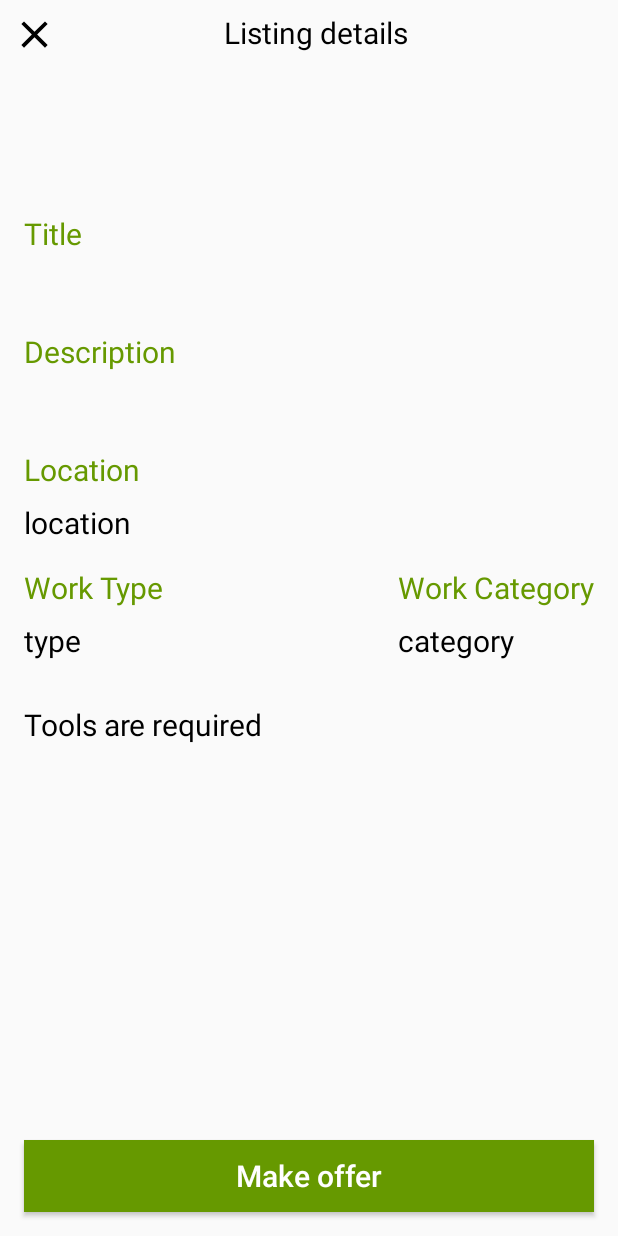
After one commit to mnovak97/OICAR-Project_BLN, an Android app: the DetailsActivity screen opened directly, with no data from a screen before it, on a phone screen of 412 x 824 dp. The commit adds this screen. Run offline under Robolectric (Android 15) with nearby library versions, the phone set to English and light mode, and no system bars; 3 statements that could not run were skipped.

Commit message:
Listing Details(can click on a listing and see details)

```diff
--- a/app/build.gradle
+++ b/app/build.gradle
@@ -17,6 +17,10 @@ android {
             proguardFiles getDefaultProguardFile('proguard-android-optimize.txt'), 'proguard-rules.pro'
         }
     }
+    compileOptions {
+        sourceCompatibility = '1.8'
+        targetCompatibility = '1.8'
+    }
 }
 
 dependencies {
--- a/app/src/main/AndroidManifest.xml
+++ b/app/src/main/AndroidManifest.xml
@@ -13,8 +13,10 @@
         android:roundIcon="@mipmap/ic_launcher_round"
         android:supportsRtl="true"
         android:theme="@style/AppTheme">
-        <activity android:name=".EditActivity"
-            android:windowSoftInputMode="adjustResize"/>
+        <activity android:name=".DetailsActivity"></activity>
+        <activity
+            android:name=".EditActivity"
+            android:windowSoftInputMode="adjustResize" />
         <activity
             android:name=".UserJobsActivity"
             android:label="@string/title_activity_user_jobs"
--- a/app/src/main/java/com/example/oicar_project/BoardAdapter.java
+++ b/app/src/main/java/com/example/oicar_project/BoardAdapter.java
@@ -17,17 +17,18 @@ public class BoardAdapter extends RecyclerView.Adapter<BoardAdapter.ViewHolder>
 
     private List<ListingModel> listings;
     private LayoutInflater inflater;
-
-    public BoardAdapter(List<ListingModel> listings, Context context) {
+    private OnItemClickedListener myOnItemClickedListener;
+    public BoardAdapter(List<ListingModel> listings, Context context,OnItemClickedListener onItemClickedListener) {
         this.listings = listings;
         this.inflater = LayoutInflater.from(context);
+        this.myOnItemClickedListener = onItemClickedListener;
     }
 
     @NonNull
     @Override
     public ViewHolder onCreateViewHolder(@NonNull ViewGroup parent, int viewType) {
         View view = inflater.inflate(R.layout.board_item,parent,false);
-        return new ViewHolder(view);
+        return new ViewHolder(view,myOnItemClickedListener);
     }
 
     @Override
@@ -44,16 +45,28 @@ public class BoardAdapter extends RecyclerView.Adapter<BoardAdapter.ViewHolder>
         return listings.size();
     }
 
-    public static class ViewHolder extends RecyclerView.ViewHolder {
+    public static class ViewHolder extends RecyclerView.ViewHolder implements View.OnClickListener {
         TextView title;
         TextView description;
         TextView location;
-
-         public ViewHolder(@NonNull View itemView) {
+        OnItemClickedListener onItemClickedListener;
+         public ViewHolder(@NonNull View itemView,OnItemClickedListener onItemClickedListener) {
              super(itemView);
              title = itemView.findViewById(R.id.txtTitle);
              description = itemView.findViewById(R.id.txtDescription);
              location = itemView.findViewById(R.id.txtLocation);
+             this.onItemClickedListener = onItemClickedListener;
+             itemView.setOnClickListener(this);
          }
-     }
+
+        @Override
+        public void onClick(View view) {
+            onItemClickedListener.onItemClick(getAdapterPosition());
+        }
+    }
+
+    public interface OnItemClickedListener{
+        void onItemClick(int position);
+    }
+
 }
--- /dev/null
+++ b/app/src/main/java/com/example/oicar_project/DetailsActivity.java
@@ -0,0 +1,86 @@
+package com.example.oicar_project;
+
+import androidx.appcompat.app.AppCompatActivity;
+
+import android.os.Bundle;
+import android.view.View;
+import android.widget.Button;
+import android.widget.ImageButton;
+import android.widget.TextView;
+
+import com.example.oicar_project.Model.ListingModel;
+import com.example.oicar_project.Model.User;
+import com.example.oicar_project.Model.WorkCategory;
+import com.example.oicar_project.Model.WorkType;
+import com.example.oicar_project.network.JsonPlaceHolderApi;
+import com.example.oicar_project.network.RetrofitClientInstance;
+import com.example.oicar_project.utils.PreferenceUtils;
+
+import java.util.List;
+
+import retrofit2.Call;
+import retrofit2.Callback;
+import retrofit2.Response;
+
+import static com.example.oicar_project.utils.Constants.LISTING;
+import static com.example.oicar_project.utils.Constants.PASSED_VALUE;
+
+public class DetailsActivity extends AppCompatActivity {
+
+    TextView txtTitle;
+    TextView txtDescription;
+    TextView txtLocation;
+    TextView txtWorkType;
+    TextView txtCategory;
+    TextView txtTools;
+    ImageButton btnExitDetails;
+    Button btnOffer;
+    JsonPlaceHolderApi service;
+    User currentUser;
+    ListingModel listing;
+
+    @Override
+    protected void onCreate(Bundle savedInstanceState) {
+        super.onCreate(savedInstanceState);
+        setContentView(R.layout.activity_details);
+        initializeComponents();
+        setOnClickListeners();
+        setData();
+    }
+
+
+
+    private void initializeComponents() {
+        listing = (ListingModel) getIntent().getSerializableExtra(LISTING);
+        service = RetrofitClientInstance.getRetrofitInstance().create(JsonPlaceHolderApi.class);
+        currentUser = PreferenceUtils.getUser(this);
+        txtTitle = findViewById(R.id.txtTitleDetails);
+        txtDescription = findViewById(R.id.txtDescriptionDetails);
+        txtLocation = findViewById(R.id.txtLocationDetails);
+        txtWorkType = findViewById(R.id.txtWorkTypeDetails);
+        txtCategory = findViewById(R.id.txtWorkCategoryDetails);
+        txtTools = findViewById(R.id.txtToolsDetails);
+        btnExitDetails = findViewById(R.id.btnExitDetails);
+        btnOffer = findViewById(R.id.btnOffer);
+
+    }
+
+    private void setOnClickListeners() {
+        btnExitDetails.setOnClickListener(view -> DetailsActivity.this.finish());
+    }
+    private void setData() {
+
+        //template
+        txtTitle.setText(listing.getTitle());
+        txtDescription.setText(listing.getDescription());
+        txtLocation.setText("location");
+        txtWorkType.setText("type");
+        txtCategory.setText("category");
+        if (!listing.isToolsRequired()){
+            txtTools.setText("Tools are not required");
+        }
+        else{
+            txtTools.setText("Tools are required");
+        }
+    }
+}
--- a/app/src/main/java/com/example/oicar_project/EditProfileActivity.java
+++ b/app/src/main/java/com/example/oicar_project/EditProfileActivity.java
@@ -8,7 +8,6 @@ import android.view.View;
 import android.widget.ImageButton;
 import android.widget.LinearLayout;
 import android.widget.TextView;
-import android.widget.Toast;
 
 import com.example.oicar_project.Model.User;
 import com.example.oicar_project.utils.PreferenceUtils;
--- a/app/src/main/java/com/example/oicar_project/JobAddActivity.java
+++ b/app/src/main/java/com/example/oicar_project/JobAddActivity.java
@@ -86,12 +86,7 @@ public class JobAddActivity extends AppCompatActivity {
     }
 
     private void setOnClickListeners() {
-        btnAddJob.setOnClickListener(new View.OnClickListener() {
-            @Override
-            public void onClick(View view) {
-                addNewJob();
-            }
-        });
+        btnAddJob.setOnClickListener(view -> addNewJob());
     }
 
 
--- a/app/src/main/java/com/example/oicar_project/MainActivity.java
+++ b/app/src/main/java/com/example/oicar_project/MainActivity.java
@@ -8,6 +8,7 @@ import android.view.MenuItem;
 import android.view.View;
 import android.widget.ImageButton;
 import android.widget.TextView;
+import android.widget.Toast;
 
 import androidx.annotation.NonNull;
 import androidx.appcompat.app.AppCompatActivity;
@@ -23,13 +24,18 @@ import com.example.oicar_project.network.RetrofitClientInstance;
 import com.example.oicar_project.utils.PreferenceUtils;
 import com.google.android.material.navigation.NavigationView;
 
+import java.io.Serializable;
 import java.util.List;
 
 import retrofit2.Call;
 import retrofit2.Callback;
 import retrofit2.Response;
 
-public class MainActivity extends AppCompatActivity implements NavigationView.OnNavigationItemSelectedListener {
+import static com.example.oicar_project.utils.Constants.FIRST_NAME;
+import static com.example.oicar_project.utils.Constants.LISTING;
+import static com.example.oicar_project.utils.Constants.PASSED_VALUE;
+
+public class MainActivity extends AppCompatActivity implements NavigationView.OnNavigationItemSelectedListener, BoardAdapter.OnItemClickedListener {
 
     private BoardAdapter adapter;
     private RecyclerView recyclerView;
@@ -43,15 +49,16 @@ public class MainActivity extends AppCompatActivity implements NavigationView.On
     TextView userLastName;
     JsonPlaceHolderApi service;
     User currentUser;
-
+    List<ListingModel> listings;
     @Override
     protected void onCreate(Bundle savedInstanceState) {
         super.onCreate(savedInstanceState);
         setContentView(R.layout.activity_main);
         initializeComponents();
         setOnClickListeners();
+        //checkIfUserIsEmployer();
+    }
 
-    }
 
     private void initializeComponents() {
         currentUser = PreferenceUtils.getUser(this);
@@ -68,11 +75,13 @@ public class MainActivity extends AppCompatActivity implements NavigationView.On
         userName.setText(currentUser.getFirstName());
         userLastName.setText(currentUser.getLastName());
 
+
         Call<List<ListingModel>> call = service.getAllListings();
         call.enqueue(new Callback<List<ListingModel>>() {
             @Override
             public void onResponse(Call<List<ListingModel>> call, Response<List<ListingModel>> response) {
-                generateDataList(response.body(),getApplicationContext());
+                listings = response.body();
+                generateDataList(getApplicationContext());
             }
 
             @Override
@@ -104,10 +113,15 @@ public class MainActivity extends AppCompatActivity implements NavigationView.On
             }
         });
     }
+    private void checkIfUserIsEmployer() {
+        if (currentUser.isEmployer()){
+            btnAdd.setVisibility(View.VISIBLE);
+        }else btnAdd.setVisibility(View.INVISIBLE);
+    }
 
-    private void generateDataList(List<ListingModel> listings, Context context) {
+    private void generateDataList (Context context) {
         recyclerView = findViewById(R.id.recyclerView);
-        adapter = new BoardAdapter(listings,context);
+        adapter = new BoardAdapter(listings,context,this);
         recyclerView.setLayoutManager(new LinearLayoutManager(context));
         recyclerView.setAdapter(adapter);
     }
@@ -147,4 +161,11 @@ public class MainActivity extends AppCompatActivity implements NavigationView.On
         return true;
     }
 
+    @Override
+    public void onItemClick(int position) {
+        ListingModel listing = listings.get(position);
+        Intent intent = new Intent(getApplicationContext(),DetailsActivity.class);
+        intent.putExtra(LISTING,listing);
+        startActivity(intent);
+    }
 }
--- a/app/src/main/java/com/example/oicar_project/Model/ListingModel.java
+++ b/app/src/main/java/com/example/oicar_project/Model/ListingModel.java
@@ -2,7 +2,9 @@ package com.example.oicar_project.Model;
 
 import com.google.gson.annotations.SerializedName;
 
-public class ListingModel {
+import java.io.Serializable;
+
+public class ListingModel implements Serializable {
     @SerializedName("IdListing")
     private int idListing;
 
--- a/app/src/main/java/com/example/oicar_project/UserJobsActivity.java
+++ b/app/src/main/java/com/example/oicar_project/UserJobsActivity.java
@@ -15,6 +15,7 @@ import androidx.recyclerview.widget.RecyclerView;
 
 import android.view.View;
 import android.widget.ImageButton;
+import android.widget.Toast;
 
 import java.util.List;
 
@@ -22,7 +23,7 @@ import retrofit2.Call;
 import retrofit2.Callback;
 import retrofit2.Response;
 
-public class UserJobsActivity extends AppCompatActivity {
+public class UserJobsActivity extends AppCompatActivity implements BoardAdapter.OnItemClickedListener {
     private BoardAdapter adapter;
     private RecyclerView recyclerView;
     User currentUser;
@@ -69,8 +70,13 @@ public class UserJobsActivity extends AppCompatActivity {
 
     private void generateDataList(List<ListingModel> userListings, Context context) {
         recyclerView = findViewById(R.id.recyclerViewUserJobs);
-        adapter = new BoardAdapter(userListings,context);
+        adapter = new BoardAdapter(userListings,context,this);
         recyclerView.setLayoutManager(new LinearLayoutManager(context));
         recyclerView.setAdapter(adapter);
     }
+
+    @Override
+    public void onItemClick(int position) {
+        Toast.makeText(this, "clicked", Toast.LENGTH_SHORT).show();
+    }
 }
--- a/app/src/main/java/com/example/oicar_project/network/RetrofitClientInstance.java
+++ b/app/src/main/java/com/example/oicar_project/network/RetrofitClientInstance.java
@@ -6,7 +6,7 @@ import retrofit2.converter.gson.GsonConverterFactory;
 
 public class RetrofitClientInstance {
     private static Retrofit retrofit;
-    private static final String BASE_URL = "https://dbeba30c5ed6.ngrok.io/api/";
+    private static final String BASE_URL = "https://d2803c4c0687.ngrok.io/api/";
 
     public static Retrofit getRetrofitInstance() {
         if (retrofit == null) {
--- a/app/src/main/java/com/example/oicar_project/utils/Constants.java
+++ b/app/src/main/java/com/example/oicar_project/utils/Constants.java
@@ -9,6 +9,7 @@ public class Constants {
     public static final String PHONE_NUMBER = "Phone number";
     public static final String EMAIL_ADDRESS = "Email address";
     public static final String PASSWORD = "Password";
+    public static final String LISTING = "Listing";
 
 
 }
--- /dev/null
+++ b/app/src/main/res/layout/activity_details.xml
@@ -0,0 +1,175 @@
+<?xml version="1.0" encoding="utf-8"?>
+<androidx.constraintlayout.widget.ConstraintLayout xmlns:android="http://schemas.android.com/apk/res/android"
+    xmlns:app="http://schemas.android.com/apk/res-auto"
+    xmlns:tools="http://schemas.android.com/tools"
+    android:layout_width="match_parent"
+    android:layout_height="match_parent"
+    tools:context=".DetailsActivity">
+
+    <androidx.constraintlayout.widget.Guideline
+        android:id="@+id/layoutGuideLine"
+        android:layout_width="wrap_content"
+        android:layout_height="wrap_content"
+        android:orientation="horizontal"
+        app:layout_constraintGuide_percent="0.55" />
+
+    <ImageButton
+        android:id="@+id/btnExitDetails"
+        android:layout_width="wrap_content"
+        android:layout_height="wrap_content"
+        android:layout_margin="8dp"
+        android:layout_marginStart="16dp"
+        android:layout_marginTop="8dp"
+        android:background="@null"
+        android:src="@drawable/clear"
+        app:layout_constraintStart_toStartOf="parent"
+        app:layout_constraintTop_toTopOf="parent" />
+
+    <TextView
+        android:id="@+id/tvListingDetails"
+        android:layout_width="wrap_content"
+        android:layout_height="wrap_content"
+        android:layout_marginTop="8dp"
+        android:layout_marginEnd="140dp"
+        android:text="Listing details"
+        android:textColor="@android:color/black"
+        android:textSize="@dimen/details_textSize"
+        app:layout_constraintEnd_toEndOf="parent"
+        app:layout_constraintTop_toTopOf="parent" />
+
+    <TextView
+        android:id="@+id/tvTitleDetails"
+        android:layout_width="wrap_content"
+        android:layout_height="wrap_content"
+        android:layout_marginStart="16dp"
+        android:layout_marginBottom="8dp"
+        android:text="Title"
+        android:textColor="@android:color/holo_green_dark"
+        android:textSize="@dimen/details_textSize"
+        app:layout_constraintBottom_toTopOf="@+id/txtTitleDetails"
+        app:layout_constraintStart_toStartOf="parent" />
+
+    <TextView
+        android:id="@+id/txtTitleDetails"
+        android:layout_width="wrap_content"
+        android:layout_height="wrap_content"
+        android:layout_marginBottom="16dp"
+        android:textColor="@android:color/black"
+        android:textSize="@dimen/details_textSize"
+        app:layout_constraintBottom_toTopOf="@+id/tvDescriptionDetails"
+        app:layout_constraintStart_toStartOf="@+id/tvTitleDetails" />
+
+    <TextView
+        android:id="@+id/tvDescriptionDetails"
+        android:layout_width="wrap_content"
+        android:layout_height="wrap_content"
+        android:layout_marginBottom="8dp"
+        android:text="Description"
+        android:textColor="@android:color/holo_green_dark"
+        android:textSize="@dimen/details_textSize"
+        app:layout_constraintBottom_toTopOf="@+id/txtDescriptionDetails"
+        app:layout_constraintStart_toStartOf="@+id/txtTitleDetails" />
+
+    <TextView
+        android:id="@+id/txtDescriptionDetails"
+        android:layout_width="wrap_content"
+        android:layout_height="wrap_content"
+        android:layout_marginBottom="16dp"
+        android:textColor="@android:color/black"
+        android:textSize="@dimen/details_textSize"
+        app:layout_constraintBottom_toTopOf="@+id/tvLocationDetails"
+        app:layout_constraintStart_toStartOf="@+id/tvDescriptionDetails" />
+
+    <TextView
+        android:id="@+id/tvLocationDetails"
+        android:layout_width="wrap_content"
+        android:layout_height="wrap_content"
+        android:layout_marginBottom="8dp"
+        android:text="Location"
+        android:textColor="@android:color/holo_green_dark"
+        android:textSize="@dimen/details_textSize"
+        app:layout_constraintBottom_toTopOf="@+id/txtLocationDetails"
+        app:layout_constraintStart_toStartOf="@+id/txtDescriptionDetails" />
+
+    <TextView
+        android:id="@+id/txtLocationDetails"
+        android:layout_width="wrap_content"
+        android:layout_height="wrap_content"
+        android:layout_marginBottom="16dp"
+        android:textColor="@android:color/black"
+        android:textSize="@dimen/details_textSize"
+        app:layout_constraintBottom_toTopOf="@+id/tvWorkTypeDetails"
+        app:layout_constraintStart_toStartOf="@+id/tvLocationDetails" />
+
+    <TextView
+        android:id="@+id/tvWorkTypeDetails"
+        android:layout_width="wrap_content"
+        android:layout_height="wrap_content"
+        android:layout_marginBottom="48dp"
+        android:text="Work Type"
+        android:textColor="@android:color/holo_green_dark"
+        android:textSize="@dimen/details_textSize"
+        app:layout_constraintBottom_toTopOf="@+id/layoutGuideLine"
+        app:layout_constraintStart_toStartOf="@id/txtLocationDetails" />
+
+    <TextView
+        android:id="@+id/txtWorkTypeDetails"
+        android:layout_width="wrap_content"
+        android:layout_height="wrap_content"
+        android:layout_marginTop="8dp"
+        android:textColor="@android:color/black"
+        android:textSize="@dimen/details_textSize"
+        app:layout_constraintStart_toStartOf="@id/tvWorkTypeDetails"
+        app:layout_constraintTop_toBottomOf="@id/tvWorkTypeDetails" />
+
+
+    <TextView
+        android:id="@+id/tvWorkCategoryDetails"
+        android:layout_width="wrap_content"
+        android:layout_height="wrap_content"
+        android:layout_marginEnd="16dp"
+        android:layout_marginBottom="48dp"
+        android:text="Work Category"
+        android:textColor="@android:color/holo_green_dark"
+        android:textSize="@dimen/details_textSize"
+        app:layout_constraintBottom_toTopOf="@+id/layoutGuideLine"
+        app:layout_constraintEnd_toEndOf="parent" />
+
+    <TextView
+        android:id="@+id/txtWorkCategoryDetails"
+        android:layout_width="wrap_content"
+        android:layout_height="wrap_content"
+        android:layout_marginTop="8dp"
+        android:textColor="@android:color/black"
+        android:textSize="@dimen/details_textSize"
+        app:layout_constraintStart_toStartOf="@+id/tvWorkCategoryDetails"
+        app:layout_constraintTop_toBottomOf="@+id/tvWorkCategoryDetails" />
+
+    <TextView
+        android:id="@+id/txtToolsDetails"
+        android:layout_width="wrap_content"
+        android:layout_height="wrap_content"
+        android:textSize="@dimen/details_textSize"
+        android:textColor="@android:color/black"
+        android:layout_margin="16dp"
+        app:layout_constraintTop_toBottomOf="@+id/layoutGuideLine"
+        app:layout_constraintStart_toStartOf="parent"
+        />
+
+
+    <Button
+        android:id="@+id/btnOffer"
+        android:layout_width="match_parent"
+        android:layout_height="wrap_content"
+        android:layout_margin="16dp"
+        android:text="Make offer"
+        android:textColor="@android:color/white"
+        android:textAllCaps="false"
+        android:textSize="@dimen/details_textSize"
+        android:background="@android:color/holo_green_dark"
+        app:layout_constraintBottom_toBottomOf="parent"
+        app:layout_constraintEnd_toEndOf="parent"
+        app:layout_constraintStart_toStartOf="parent" />
+
+
+</androidx.constraintlayout.widget.ConstraintLayout>
--- a/app/src/main/res/values/dimens.xml
+++ b/app/src/main/res/values/dimens.xml
@@ -4,4 +4,5 @@
     <dimen name="img_dimensions">35dp</dimen>
     <dimen name="fab_margin">16dp</dimen>
     <dimen name="roundBtnWH">40dp</dimen>
+    <dimen name="details_textSize">20sp</dimen>
 </resources>
```
